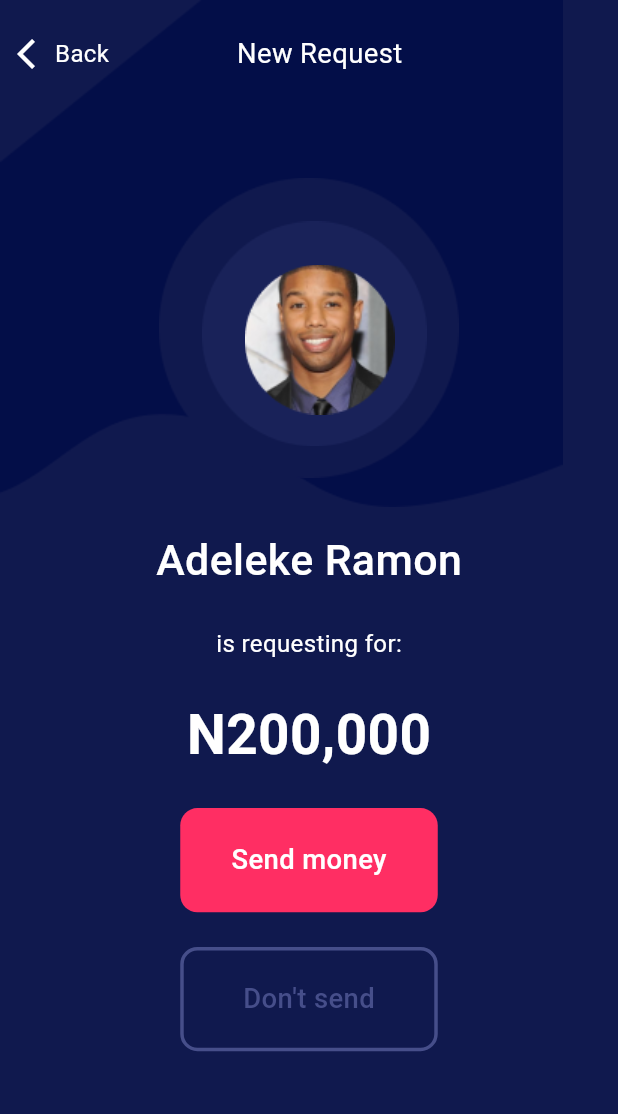
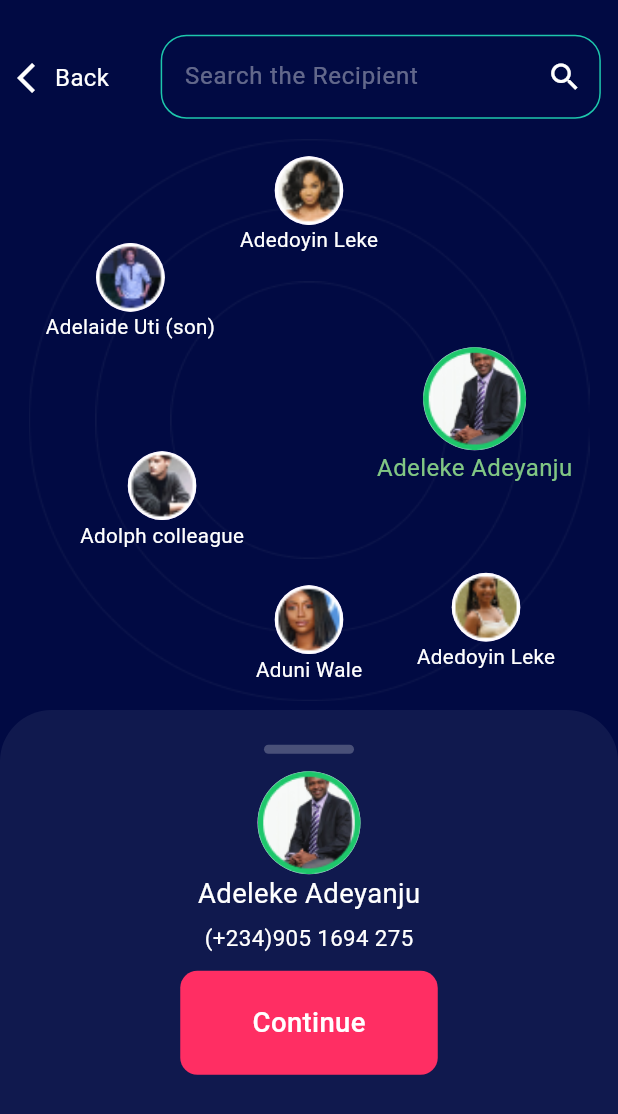
Before and after one commit to TooniMike/fintech, a Flutter app: the screen it shows after launch, on a phone screen of 412 x 824 dp. Shown: the top 1114 px of the screen. Run offline on Flutter 3.47's test engine with Material 3 defaults, Android fonts, the phone set to English and light mode, and no system bars; our stand-ins replace flutter_screenutil, flutter_vector_icons, shared_preferences, smooth_page_indicator, top_snackbar_flutter.

Commit message:
search recipent

```diff
--- a/lib/core/res/image_res.dart
+++ b/lib/core/res/image_res.dart
@@ -38,4 +38,15 @@ class Assets{
   static const ell3 = 'assets/images/money_request/Ellipse 12.png';
   static const vector = 'assets/images/money_request/Vector 36.png';
 
+  // Search
+  static const ell13 = 'assets/images/search/Ellipse 13.png';
+  static const ell14 = 'assets/images/search/Ellipse 14.png';
+  static const ell15 = 'assets/images/search/Ellipse 15.png';
+  static const ell16 = 'assets/images/search/Ellipse 16.png';
+  static const ell20 = 'assets/images/search/Ellipse 20.png';
+  static const ell21 = 'assets/images/search/Ellipse 21.png';
+  static const ell22 = 'assets/images/search/Ellipse 22.png';
+  static const ell23 = 'assets/images/search/Ellipse 23.png';
+  static const ell24 = 'assets/images/search/Ellipse 24.png';
+
 }
--- a/lib/home_page.dart
+++ b/lib/home_page.dart
@@ -241,6 +241,7 @@ class HomePage extends StatelessWidget {
                       ),
                     ),
                   )
+
                 ],
               ),
             ),
--- a/lib/main.dart
+++ b/lib/main.dart
@@ -1,5 +1,4 @@
-import 'package:fintech/home_page.dart';
-import 'package:fintech/money_request.dart';
+import 'package:fintech/search_recipent.dart';
 import 'package:flutter/material.dart';
 import 'package:flutter_screenutil/flutter_screenutil.dart';
 
@@ -25,7 +24,7 @@ class MyApp extends StatelessWidget {
             useMaterial3: true,
           ),
           // home: const OnBoardingScreen(),
-          home: const MoneyRequest(),
+          home: const SearchRecipent(),
         );
       },
     );
--- /dev/null
+++ b/lib/search_recipent.dart
@@ -0,0 +1,188 @@
+import 'package:flutter/material.dart';
+import 'package:flutter_screenutil/flutter_screenutil.dart';
+
+import 'core/common/widgets/all_widgets.dart';
+import 'core/res/image_res.dart';
+
+class SearchRecipent extends StatelessWidget {
+  const SearchRecipent({super.key});
+
+  @override
+  Widget build(BuildContext context) {
+    return SafeArea(
+        child: Scaffold(
+      // backgroundColor: AppColors.primaryColor,
+      backgroundColor: const Color(0xFF010A43),
+      body: Column(
+        children: [
+          Padding(
+            padding: EdgeInsets.symmetric(horizontal: 10.w).copyWith(top: 20.h),
+            child: Row(
+              children: [
+                const Icon(
+                  Icons.arrow_back_ios,
+                  color: Colors.white,
+                ),
+                const WhiteSpace(
+                  width: 1,
+                ),
+                Text(
+                  'Back',
+                  style: TextStyle(color: Colors.white, fontSize: 14.sp),
+                ),
+                const WhiteSpace(
+                  width: 30,
+                ),
+                Expanded(
+                  child: SizedBox(
+                    height: 50.h,
+                    child: TextField(
+                      onTapOutside: (event) => FocusScope.of(context).unfocus(),
+                      keyboardType: TextInputType.name,
+                      style: const TextStyle(color: Colors.white),
+                      decoration: InputDecoration(
+                          hintText: 'Search the Recipient',
+                          focusedBorder: OutlineInputBorder(
+                              borderRadius: BorderRadius.circular(15.0.r),
+                              borderSide:
+                                  const BorderSide(color: Colors.white)),
+                          enabledBorder: OutlineInputBorder(
+                              borderRadius: BorderRadius.circular(15.0.r),
+                              borderSide:
+                                  const BorderSide(color: Color(0xFF1DC7AC))),
+                          hintStyle: TextStyle(
+                            fontSize: 14.sp,
+                            color: Colors.white38,
+                          ),
+                          suffixIcon:
+                              const Icon(Icons.search, color: Colors.white)),
+                    ),
+                  ),
+                ),
+              ],
+            ),
+          ),
+          const WhiteSpace(height: 10),
+          Stack(
+            children: [
+              Image.asset(Assets.ell20),
+              Positioned(
+                top: 0.h,
+                bottom: 0.h,
+                left: 0.w,
+                right: 0.w,
+                child: Image.asset(Assets.ell21),
+              ),
+              Positioned(
+                top: 0.h,
+                bottom: 0.h,
+                left: 0.w,
+                right: 0.w,
+                child: Image.asset(Assets.ell22),
+              ),
+              Positioned(
+                  top: 10.h,
+                  left: 0.w,
+                  right: 0.w,
+                  child: _searchPersons('Adedoyin Leke', Assets.ell16, false)),
+              Positioned(
+                  top: 60.h,
+                  left: 10.w,
+                  child: _searchPersons(
+                      'Adelaide Uti (son)', Assets.ell15, false)),
+              Positioned(
+                  top: 120.h,
+                  right: 10.w,
+                  child:
+                      _searchPersons('Adeleke Adeyanju', Assets.ell13, true)),
+              Positioned(
+                  top: 180.h,
+                  left: 30.w,
+                  child:
+                      _searchPersons('Adolph colleague', Assets.ell14, false)),
+              Positioned(
+                  top: 250.h,
+                  right: 20.w,
+                  child: _searchPersons('Adedoyin Leke', Assets.ell24, false)),
+              Positioned(
+                  bottom: 10.h,
+                  right: 0.w,
+                  left: 0.w,
+                  child: _searchPersons('Aduni Wale', Assets.ell23, false)),
+            ],
+          ),
+          const WhiteSpace(height: 5),
+          Expanded(
+            child: Container(
+              height: MediaQuery.of(context).size.height * .4,
+              width: MediaQuery.of(context).size.width,
+              decoration: BoxDecoration(
+                color: const Color(0xFF10194E),
+                borderRadius: BorderRadius.only(
+                  topLeft: Radius.circular(30.r),
+                  topRight: Radius.circular(30.r),
+                ),
+              ),
+              child: Padding(
+                padding: EdgeInsets.only(top: 20.h, left: 10.w, right: 10.w),
+                child: Column(
+                  children: [
+                    Container(
+                      height: 6,
+                      width: 60,
+                      alignment: Alignment.center,
+                      padding: const EdgeInsets.only(top: 20),
+                      margin: EdgeInsets.symmetric(horizontal: 20.w),
+                      decoration: BoxDecoration(
+                          borderRadius: BorderRadius.circular(10),
+                          color: Colors.white24),
+                    ),
+                    const WhiteSpace(
+                      height: 10,
+                    ),
+                    CircleAvatar(
+                      radius: 30.r,
+                      backgroundImage: const AssetImage(Assets.ell13),
+                    ),
+                    Text(
+                      'Adeleke Adeyanju',
+                      style: TextStyle(
+                          color: Colors.white,
+                          fontSize: 16.sp),
+                    ),
+                    const WhiteSpace(height: 5,),
+                    Text(
+                      '(+234)905 1694 275',
+                      style: TextStyle(
+                          color: Colors.white,
+                          fontSize: 13.sp),
+                    ),
+                    const WhiteSpace(height: 10,),
+                    const CustomButton(text: 'Continue', isColorFilled: true,)
+                  ],
+                ),
+              ),
+            ),
+          )
+        ],
+      ),
+    ));
+  }
+}
+
+Widget _searchPersons(String name, String image, bool isSearch) {
+  return Column(
+    children: [
+      CircleAvatar(
+        radius: isSearch ? 30.r : 20.r,
+        backgroundImage: AssetImage(image),
+      ),
+      Text(
+        name,
+        style: TextStyle(
+            color: isSearch ? Colors.green[300] : Colors.white,
+            fontSize: isSearch ? 14.sp : 12.sp),
+      )
+    ],
+  );
+}
--- a/pubspec.yaml
+++ b/pubspec.yaml
@@ -38,4 +38,5 @@ flutter:
     - assets/images/onboard_one/
     - assets/images/onboard_two/
     - assets/images/money_request/
+    - assets/images/search/
     - assets/images/
```
Also changed, not shown: assets/images/search/Ellipse 13.png (added), assets/images/search/Ellipse 14.png (added), assets/images/search/Ellipse 15.png (added), assets/images/search/Ellipse 16.png (added), assets/images/search/Ellipse 20.png (added), assets/images/search/Ellipse 21.png (added), assets/images/search/Ellipse 22.png (added), assets/images/search/Ellipse 23.png (added), assets/images/search/Ellipse 24.png (added).
